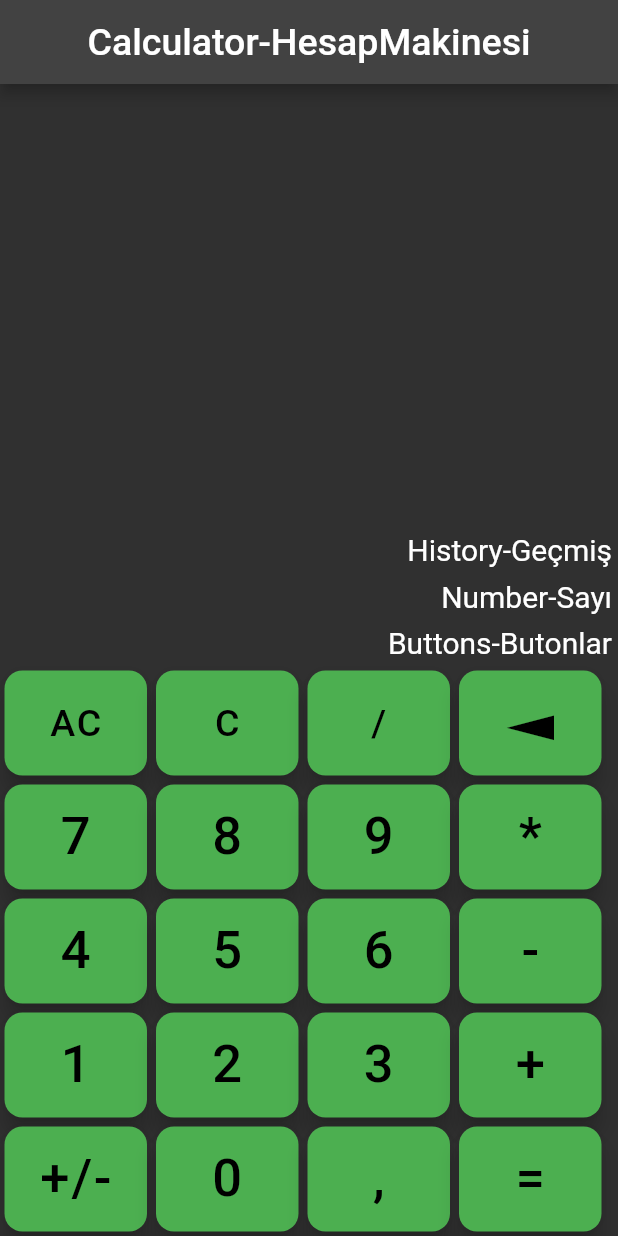
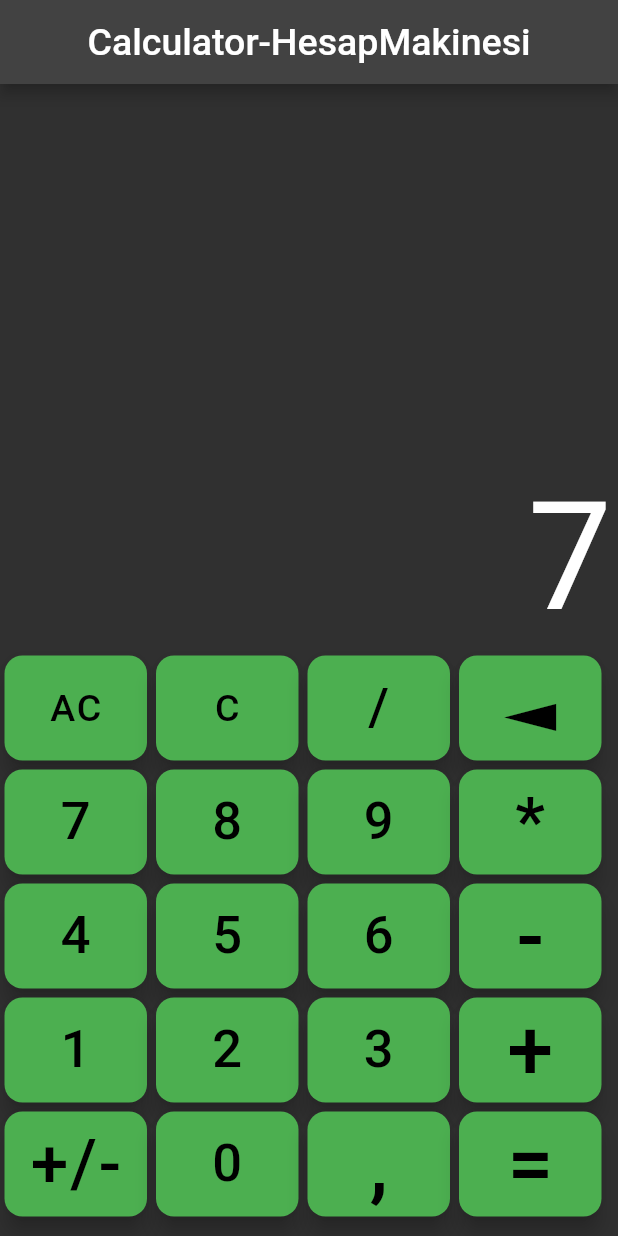
Before and after one commit to ahmet1bey/Projects-Projeler, a Flutter app: the screen it shows after launch, after a tap on an icon or button, on a phone screen of 412 x 824 dp. Run offline on Flutter 3.47's test engine with Material 2 defaults, Android fonts, the phone set to English and light mode, and no system bars; our stand-ins replace google_fonts.

Commit message:
Toplama ve History aktif edildi

```diff
--- a/Dart-Flutter/Calculator-HesapMakinesi-1/hesapla/lib/ButtonsButonlar.dart
+++ b/Dart-Flutter/Calculator-HesapMakinesi-1/hesapla/lib/ButtonsButonlar.dart
@@ -10,7 +10,8 @@ class ButtonsButonlar extends StatelessWidget {
       { //Key? key,
       required this.TextMetin,
       required this.SizeBoyut,
-      required this.ClickTiklama});
+      required this.ClickTiklama,
+      });
        //: super(key: key);
 
   @override
--- a/Dart-Flutter/Calculator-HesapMakinesi-1/hesapla/lib/main.dart
+++ b/Dart-Flutter/Calculator-HesapMakinesi-1/hesapla/lib/main.dart
@@ -15,9 +15,63 @@ class hesapla extends StatefulWidget {
 
 class _hesaplaState extends State<hesapla> {
 
+  //VARİABLES
+  int NumberSayi1 = 0;
+  int NumberSayi2 = 0;
+  String OutputCikti = "";
+  String HistoryGecmis = "";
+  String ResultSonuc = "";
+  String ActionEylem = "";
+
+  //ON CLİCK ACTİON
   void ButtonClick (String ButtonValue){
 
     print(ButtonValue);
+
+    if(ButtonValue == "AC"){
+
+    }
+    else if(ButtonValue == "C"){
+
+    }
+    else if(ButtonValue == "◄"){
+
+    }
+    else if(ButtonValue == "*"){
+
+    }
+    else if(ButtonValue == "="){
+      NumberSayi2  = int.parse(OutputCikti);
+
+      if(ActionEylem == "+"){
+
+        ResultSonuc = (NumberSayi1+NumberSayi2).toString();
+        HistoryGecmis = NumberSayi1.toString()+ActionEylem.toString()+NumberSayi2.toString();
+
+      }
+
+    }
+    else if(ButtonValue == "-"){
+
+    }
+    else if(ButtonValue == "+"){
+
+      NumberSayi1 = int.parse(OutputCikti);
+      ResultSonuc = "";
+      ActionEylem = ButtonValue;
+
+    }
+    else if(ButtonValue == "+/-"){
+
+    }
+    else{
+      ResultSonuc = int.parse(OutputCikti + ButtonValue).toString();
+    }
+
+    setState(() {
+      OutputCikti = ResultSonuc;
+    });
+
 
   }
 
@@ -36,7 +90,11 @@ class _hesaplaState extends State<hesapla> {
               ),
               centerTitle: true,
             ),
-            body: Column(
+            body: Padding(
+              padding: const EdgeInsets.only(left: 0,top: 0,
+              right: 0,bottom: 10),
+
+              child: Column(
                 mainAxisAlignment: MainAxisAlignment.end,
                  children: [
                   Container(
@@ -44,10 +102,10 @@ class _hesaplaState extends State<hesapla> {
                     child: Padding(
                       padding: const EdgeInsets.all(4.0),
                       child: Text(
-                      "History-Geçmiş",
+                        HistoryGecmis,
                         style: GoogleFonts.xanhMono(
                             textStyle: TextStyle(
-                        fontSize: 20,
+                          fontSize: 25,
                         )),
                       ),
                     ),
@@ -57,24 +115,13 @@ class _hesaplaState extends State<hesapla> {
                       child: Padding(
                         padding: const EdgeInsets.all(4.0),
                         child: Text(
-                        "Number-Sayı",
+                          OutputCikti,
                           style: GoogleFonts.xanhMono(
-                          fontSize: 20,
+                            fontSize: 100,
                           ),
                         ),
                       )),
-                Container(
-                  alignment: Alignment(1, 1),
-                  child: Padding(
-                    padding: const EdgeInsets.all(4.0),
-                    child: Text(
-                      "Buttons-Butonlar",
-                      style: GoogleFonts.xanhMono(
-                        fontSize: 20,
-                      ),
-                    ),
-                  ),
-                ),
+
                   Row(
                     mainAxisAlignment: MainAxisAlignment.spaceBetween,
                     children: [
@@ -91,11 +138,11 @@ class _hesaplaState extends State<hesapla> {
                               ClickTiklama: ButtonClick),
                           ButtonsButonlar(
                               TextMetin: "/",
-                            SizeBoyut: 25,
+                              SizeBoyut: 35,
                               ClickTiklama: ButtonClick),
                           ButtonsButonlar(
                               TextMetin: "◄",
-                            SizeBoyut: 50,
+                              SizeBoyut: 55,
                               ClickTiklama: ButtonClick),
 
                         ],
@@ -122,7 +169,7 @@ class _hesaplaState extends State<hesapla> {
                               ClickTiklama: ButtonClick),
                           ButtonsButonlar(
                               TextMetin: "*",
-                            SizeBoyut: 35,
+                              SizeBoyut: 45,
                               ClickTiklama: ButtonClick),
 
                         ],
@@ -149,7 +196,7 @@ class _hesaplaState extends State<hesapla> {
                               ClickTiklama: ButtonClick),
                           ButtonsButonlar(
                               TextMetin: "-",
-                            SizeBoyut: 35,
+                              SizeBoyut: 55,
                               ClickTiklama: ButtonClick),
 
                         ],
@@ -176,7 +223,7 @@ class _hesaplaState extends State<hesapla> {
                               ClickTiklama: ButtonClick),
                           ButtonsButonlar(
                               TextMetin: "+",
-                            SizeBoyut: 35,
+                              SizeBoyut: 55,
                               ClickTiklama: ButtonClick),
 
                         ],
@@ -191,7 +238,7 @@ class _hesaplaState extends State<hesapla> {
                         children: [
                           ButtonsButonlar(
                               TextMetin: "+/-",
-                            SizeBoyut: 35,
+                              SizeBoyut: 45,
                               ClickTiklama: ButtonClick),
                           ButtonsButonlar(
                               TextMetin: "0",
@@ -199,11 +246,11 @@ class _hesaplaState extends State<hesapla> {
                               ClickTiklama: ButtonClick),
                           ButtonsButonlar(
                               TextMetin: ",",
-                            SizeBoyut: 35,
+                              SizeBoyut: 55,
                               ClickTiklama: ButtonClick),
                           ButtonsButonlar(
                               TextMetin: "=",
-                            SizeBoyut: 35,
+                              SizeBoyut: 55,
                               ClickTiklama: ButtonClick),
 
                         ],
@@ -211,6 +258,7 @@ class _hesaplaState extends State<hesapla> {
                     ],
                   ),
                 ],
+              ),
             )));
   }
 }
```
Lines whose indentation alone changed are shown as unchanged.
